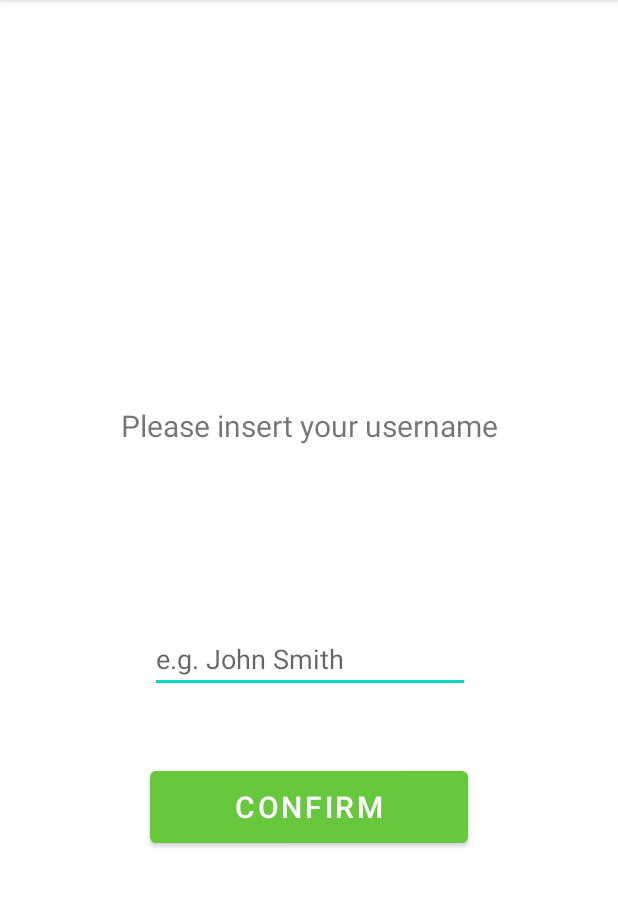
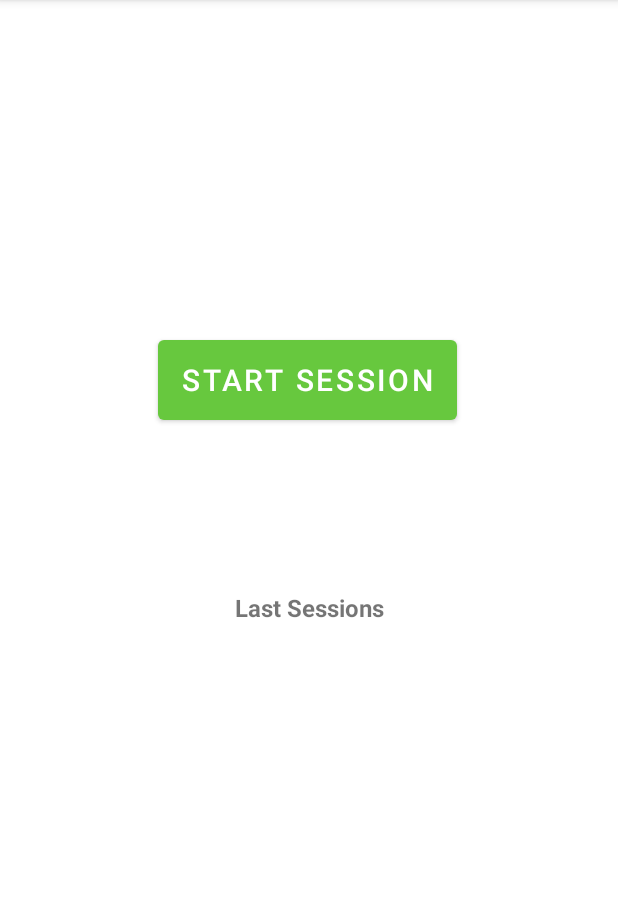
Before and after one commit to CarmeloAparo/TrainingStat, an Android app: the screen it shows after launch (MainActivity before the commit, MenuActivity after it), after a tap on "CONFIRM", on a phone screen of 412 x 824 dp, the part 84-991 px from its top. Run offline under Robolectric (Android 15) with nearby library versions, the phone set to English and light mode, and no system bars.

Commit message:
Menu Activity

```diff
--- a/TrainingStat/app/src/main/AndroidManifest.xml
+++ b/TrainingStat/app/src/main/AndroidManifest.xml
@@ -9,6 +9,7 @@
         android:roundIcon="@mipmap/ic_launcher_round"
         android:supportsRtl="true"
         android:theme="@style/Theme.TrainingStat">
+        <activity android:name=".MenuActivity"></activity>
         <activity android:name=".MainActivity">
             <intent-filter>
                 <action android:name="android.intent.action.MAIN" />
--- a/TrainingStat/app/src/main/java/it/unipi/dii/trainingstat/MainActivity.java
+++ b/TrainingStat/app/src/main/java/it/unipi/dii/trainingstat/MainActivity.java
@@ -2,14 +2,17 @@ package it.unipi.dii.trainingstat;
 
 import androidx.appcompat.app.AppCompatActivity;
 
+import android.content.Intent;
 import android.os.Bundle;
+import android.util.Log;
 import android.view.View;
 import android.widget.Button;
 import android.widget.EditText;
-import android.widget.TextView;
 
 
 public class MainActivity extends AppCompatActivity implements View.OnClickListener {
+
+
 
     @Override
     protected void onCreate(Bundle savedInstanceState) {
@@ -29,10 +32,11 @@ public class MainActivity extends AppCompatActivity implements View.OnClickListe
     public void onClick(View v) {
 
         EditText UsernameInput = findViewById(R.id.editTextUsernameName);
-        TextView UsernameInsertedTextView = findViewById(R.id.textViewInsertedUsername);
 
         String Username = UsernameInput.getText().toString();
 
-        UsernameInsertedTextView.setText(Username);
+        Intent i = new Intent(this, MenuActivity.class);
+        i.putExtra("username", Username);
+        startActivity(i);
     }
 }
--- /dev/null
+++ b/TrainingStat/app/src/main/java/it/unipi/dii/trainingstat/MenuActivity.java
@@ -0,0 +1,21 @@
+package it.unipi.dii.trainingstat;
+
+import androidx.appcompat.app.AppCompatActivity;
+
+import android.content.Intent;
+import android.os.Bundle;
+import android.widget.TextView;
+
+public class MenuActivity extends AppCompatActivity {
+
+    @Override
+    protected void onCreate(Bundle savedInstanceState) {
+        super.onCreate(savedInstanceState);
+        setContentView(R.layout.activity_menu);
+
+        Intent i = getIntent();
+        String Username = i.getStringExtra("username");
+        TextView UsernameTextView = (TextView) findViewById(R.id.textViewUsername);
+        UsernameTextView.setText(Username);
+    }
+}
--- a/TrainingStat/app/src/main/res/drawable/ic_launcher_foreground.xml
+++ b/TrainingStat/app/src/main/res/drawable/ic_launcher_foreground.xml
@@ -1,3 +1,4 @@
+<?xml version="1.0" encoding="utf-8"?>
   <vector xmlns:android="http://schemas.android.com/apk/res/android"
       android:width="108dp"
       android:height="108dp"
--- a/TrainingStat/app/src/main/res/layout/activity_main.xml
+++ b/TrainingStat/app/src/main/res/layout/activity_main.xml
@@ -21,33 +21,26 @@
         app:layout_constraintStart_toStartOf="parent" />
 
     <TextView
-        android:id="@+id/textViewInsertedUsername"
-        android:layout_width="wrap_content"
-        android:layout_height="wrap_content"
-        android:layout_marginBottom="46dp"
-        android:textSize="20sp"
-        app:layout_constraintBottom_toTopOf="@+id/editTextUsernameName"
-        app:layout_constraintEnd_toEndOf="parent"
-        app:layout_constraintStart_toStartOf="parent" />
-
-    <TextView
         android:id="@+id/textViewInsertUsername"
         android:layout_width="wrap_content"
         android:layout_height="wrap_content"
-        android:layout_marginBottom="46dp"
+        android:layout_marginTop="24dp"
         android:text="@string/insert_username_message"
-        android:textSize="20sp"
-        app:layout_constraintBottom_toTopOf="@+id/textViewInsertedUsername"
+        android:textSize="24sp"
+        app:layout_constraintBottom_toTopOf="@+id/editTextUsernameName"
         app:layout_constraintEnd_toEndOf="parent"
-        app:layout_constraintStart_toStartOf="parent" />
+        app:layout_constraintStart_toStartOf="parent"
+        app:layout_constraintTop_toTopOf="parent" />
 
     <EditText
         android:id="@+id/editTextUsernameName"
-        android:layout_width="wrap_content"
+        android:layout_width="0dp"
         android:layout_height="wrap_content"
-        android:layout_marginBottom="46dp"
+        android:layout_marginStart="32dp"
+        android:layout_marginEnd="32dp"
+        android:layout_marginBottom="60dp"
         android:ems="10"
-        android:hint="@string/insert_name_placeolder"
+        android:hint="@string/insert_name_placeholder"
         android:importantForAccessibility="auto"
         android:importantForAutofill="no"
         android:inputType="textPersonName"
--- /dev/null
+++ b/TrainingStat/app/src/main/res/layout/activity_menu.xml
@@ -0,0 +1,46 @@
+<?xml version="1.0" encoding="utf-8"?>
+<androidx.constraintlayout.widget.ConstraintLayout xmlns:android="http://schemas.android.com/apk/res/android"
+    xmlns:app="http://schemas.android.com/apk/res-auto"
+    xmlns:tools="http://schemas.android.com/tools"
+    android:layout_width="match_parent"
+    android:layout_height="match_parent"
+    tools:context=".MenuActivity">
+
+    <TextView
+        android:id="@+id/textViewLastSessions"
+        android:layout_width="wrap_content"
+        android:layout_height="wrap_content"
+        android:text="@string/text_view_last_sessions"
+        android:textSize="16sp"
+        android:textStyle="bold"
+        app:layout_constraintBottom_toBottomOf="parent"
+        app:layout_constraintEnd_toEndOf="parent"
+        app:layout_constraintStart_toStartOf="parent"
+        app:layout_constraintTop_toTopOf="parent"
+        app:layout_constraintVertical_bias="0.528" />
+
+    <TextView
+        android:id="@+id/textViewUsername"
+        android:layout_width="wrap_content"
+        android:layout_height="wrap_content"
+        android:textSize="24sp"
+        android:textStyle="bold"
+        app:layout_constraintBottom_toTopOf="@+id/startSessionButton"
+        app:layout_constraintEnd_toEndOf="parent"
+        app:layout_constraintHorizontal_bias="0.087"
+        app:layout_constraintStart_toStartOf="parent"
+        app:layout_constraintTop_toTopOf="parent"
+        app:layout_constraintVertical_bias="0.192" />
+
+    <Button
+        android:id="@+id/startSessionButton"
+        android:layout_width="wrap_content"
+        android:layout_height="65dp"
+        android:layout_marginBottom="108dp"
+        android:text="@string/start_session_button_text"
+        android:textSize="20sp"
+        app:layout_constraintBottom_toTopOf="@+id/textViewLastSessions"
+        app:layout_constraintEnd_toEndOf="parent"
+        app:layout_constraintHorizontal_bias="0.495"
+        app:layout_constraintStart_toStartOf="parent" />
+</androidx.constraintlayout.widget.ConstraintLayout>
--- a/TrainingStat/app/src/main/res/values/strings.xml
+++ b/TrainingStat/app/src/main/res/values/strings.xml
@@ -1,6 +1,9 @@
 <resources>
     <string name="app_name">Training Stat</string>
     <string name="confirm_button_text">CONFIRM</string>
-    <string name="insert_name_placeolder">e.g. John Smith</string>
+    <string name="insert_name_placeholder">e.g. John Smith</string>
     <string name="insert_username_message">Please insert your username</string>
+    <string name="text_view_last_sessions">Last Sessions</string>
+    <string name="start_session_button_text">START SESSION</string>
+
 </resources>
```
Also changed, not shown: TrainingStat/app/src/main/res/mipmap-anydpi-v26/ic_launcher.xml (line endings or trailing spaces). Lines whose indentation alone changed are shown as unchanged.
